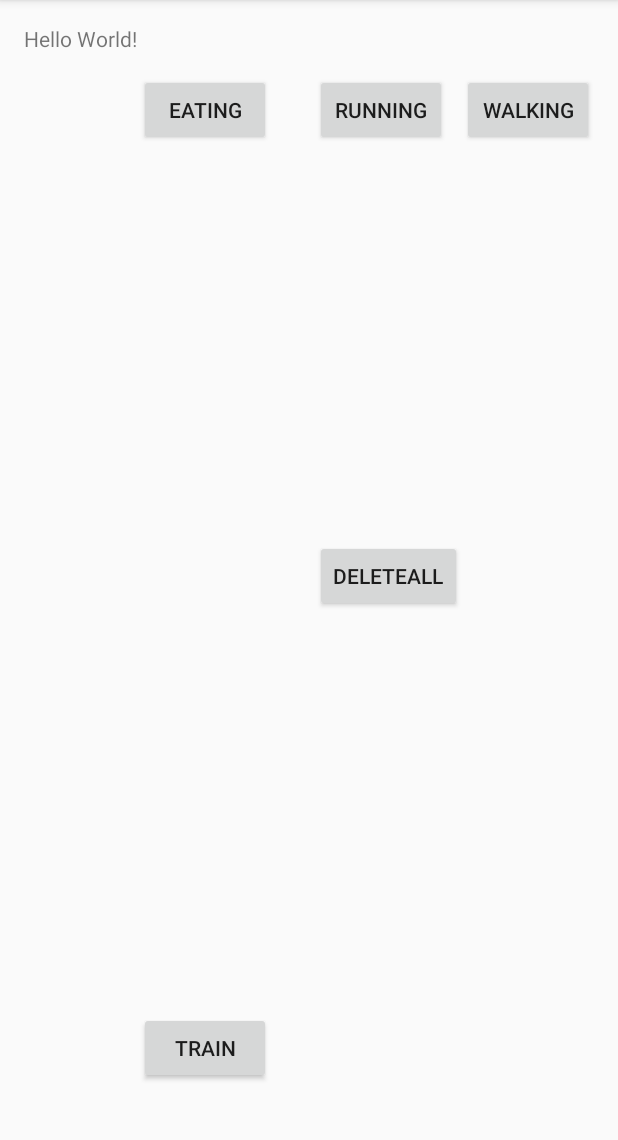
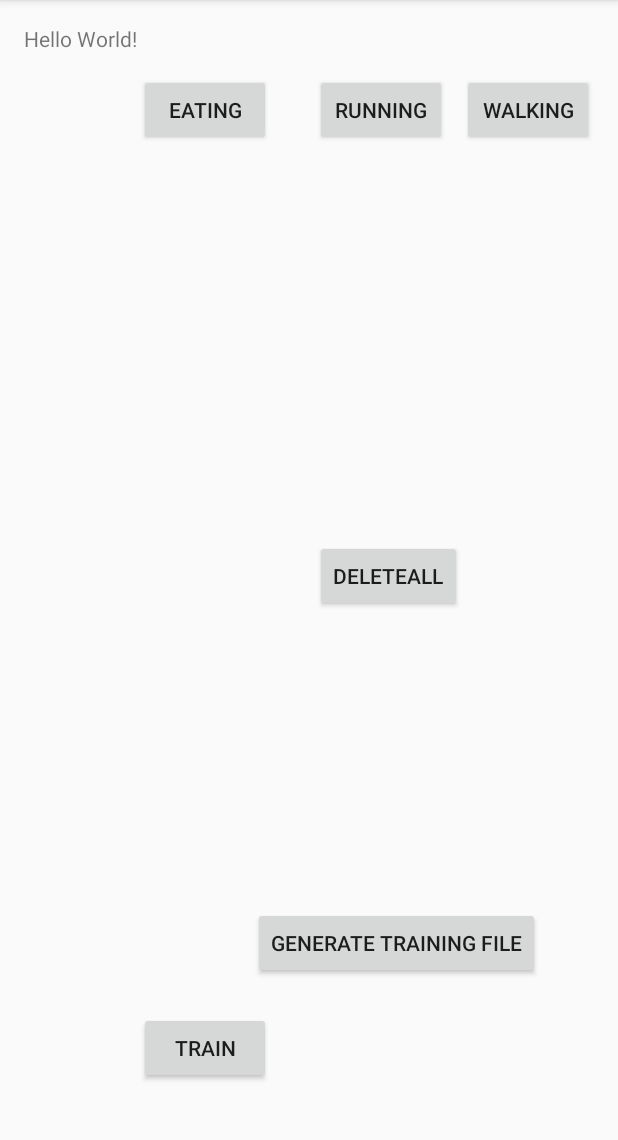
Before and after one commit to chandangs16/Activity-Recognition-Using-Accelerometer, an Android app: the screen it shows after launch (MainActivity), on a phone screen of 412 x 824 dp, the part 84-1224 px from its top. Run offline under Robolectric (Android 15) with nearby library versions, the phone set to English and light mode, and no system bars.

Commit message:
Training Data File Generator

```diff
--- a/app/src/main/java/edu/asu/cse535/assignment3/ActivityDatabaseHandler.java
+++ b/app/src/main/java/edu/asu/cse535/assignment3/ActivityDatabaseHandler.java
@@ -7,7 +7,10 @@ import android.database.sqlite.SQLiteDatabase;
 import android.database.sqlite.SQLiteOpenHelper;
 import android.util.Log;
 
+import java.io.FileOutputStream;
 import java.io.IOException;
+import java.io.InputStream;
+import java.io.OutputStream;
 import java.util.ArrayList;
 
 /**
@@ -291,16 +294,16 @@ public class ActivityDatabaseHandler extends SQLiteOpenHelper {
      * @throws IOException
      */
     public void copyDatabase() throws IOException {
-//        InputStream inputStream = context.getResources().openRawResource(R.raw.movie_description);
-//        String database = DATABASE_PATH + DATABASE_NAME;
-//        OutputStream outputStream = new FileOutputStream(database);
-//        byte[] buffer = new byte[1024];
-//        int length;
-//        while ((length = inputStream.read(buffer)) > 0) {
-//            outputStream.write(buffer, 0, length);
-//        }
-//        outputStream.flush();
-//        outputStream.close();
-//        inputStream.close();
+        InputStream inputStream = context.getResources().openRawResource(R.raw.activity_description);
+        String database = DATABASE_PATH + DATABASE_NAME;
+        OutputStream outputStream = new FileOutputStream(database);
+        byte[] buffer = new byte[1024];
+        int length;
+        while ((length = inputStream.read(buffer)) > 0) {
+            outputStream.write(buffer, 0, length);
+        }
+        outputStream.flush();
+        outputStream.close();
+        inputStream.close();
     }
 }
--- a/app/src/main/res/layout/activity_main.xml
+++ b/app/src/main/res/layout/activity_main.xml
@@ -72,4 +72,15 @@
         android:layout_below="@+id/button5"
         android:layout_toEndOf="@+id/button2"
         android:id="@+id/textView2" />
+
+    <Button
+        android:text="Generate Training File"
+        android:layout_width="wrap_content"
+        android:layout_height="wrap_content"
+        android:id="@+id/button6"
+        android:onClick="generateTrainingSetFile"
+        android:layout_above="@+id/button5"
+        android:layout_alignParentEnd="true"
+        android:layout_marginEnd="36dp"
+        android:layout_marginBottom="22dp" />
 </RelativeLayout>
```
Also changed, not shown: app/src/main/java/edu/asu/cse535/assignment3/ActivityPublishHelper.java (+7 -3 lines), app/src/main/java/edu/asu/cse535/assignment3/MainActivity.java (+10 -0 lines).
